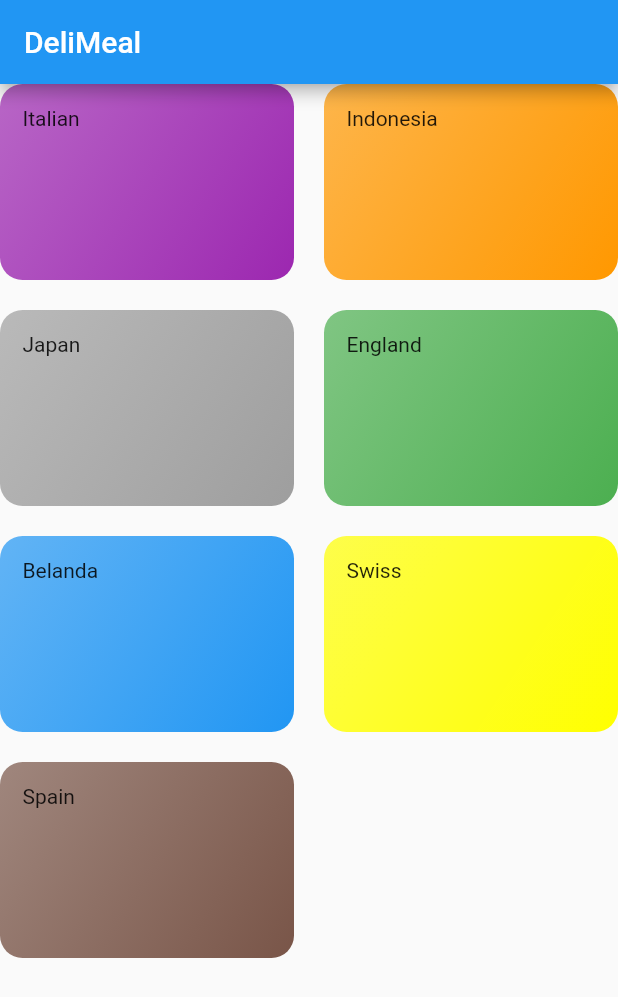
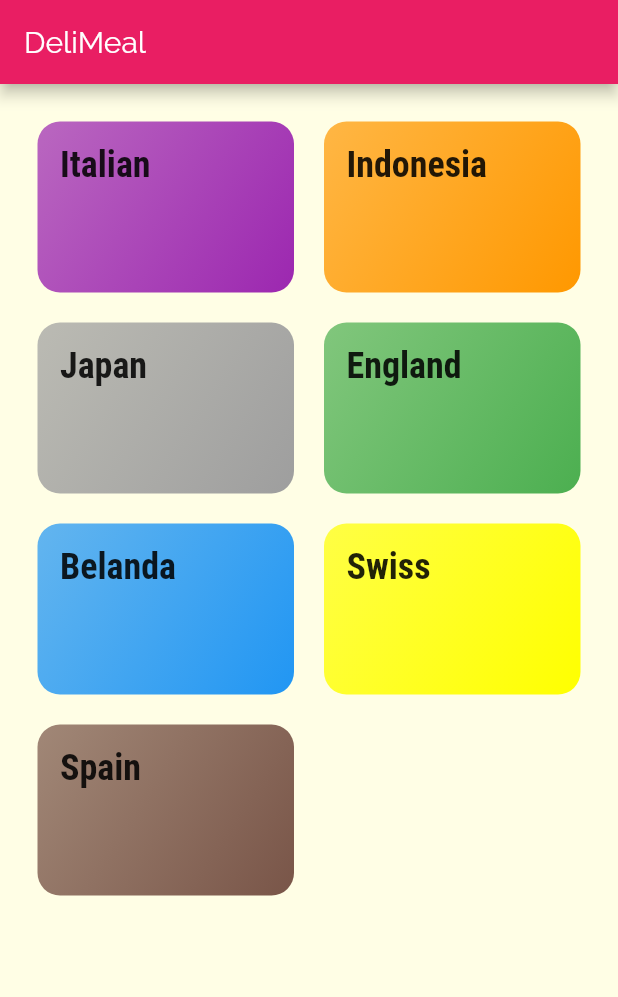
Before and after one commit to fullpagedeveloper/flutter_complete_guide, a Flutter app: the screen it shows after launch, on a phone screen of 412 x 824 dp. Shown: the top 997 px of the screen. Run offline on Flutter 3.47's test engine with Material 2 defaults, Android fonts, the phone set to English and light mode, and no system bars.

Commit message:
Styling and Theming

```diff
--- a/lib/categories_screen.dart
+++ b/lib/categories_screen.dart
@@ -10,6 +10,7 @@ class CategoriesScreen extends StatelessWidget {
         title: Text('DeliMeal'),
       ),
       body: GridView(
+        padding: const EdgeInsets.all(25),
         children: DUMMY_CATEGORIES
             .map((catData) => CategoryItem(catData.title, catData.color))
             .toList(),
--- a/lib/category_item.dart
+++ b/lib/category_item.dart
@@ -10,7 +10,10 @@ class CategoryItem extends StatelessWidget {
   Widget build(BuildContext context) {
     return Container(
       padding: const EdgeInsets.all(15),
-      child: Text(title),
+      child: Text(
+        title,
+        style: Theme.of(context).textTheme.title,
+      ),
       decoration: BoxDecoration(
           gradient: LinearGradient(
             colors: [
--- a/lib/main.dart
+++ b/lib/main.dart
@@ -1,3 +1,5 @@
+import 'dart:ui';
+
 import 'package:flutter/material.dart';
 import './categories_screen.dart';
 
@@ -10,7 +12,23 @@ class MyApp extends StatelessWidget {
     return MaterialApp(
       title: 'DeliMeals',
       theme: ThemeData(
-        primarySwatch: Colors.blue,
+        primarySwatch: Colors.pink,
+        accentColor: Colors.amber,
+        canvasColor: Color.fromRGBO(255, 254, 229, 1),
+        fontFamily: 'Raleway',
+        textTheme: ThemeData.light().textTheme.copyWith(
+              body1: TextStyle(
+                color: Color.fromRGBO(20, 51, 51, 1),
+              ),
+              body2: TextStyle(
+                color: Color.fromRGBO(20, 51, 51, 1),
+              ),
+              title: TextStyle(
+                fontSize: 24,
+                fontFamily: 'RobotoCondensed',
+                fontWeight: FontWeight.bold,
+              ),
+            ),
       ),
       home: CategoriesScreen(),
     );
```
Also changed, not shown: pubspec.yaml (+17 -6 lines), assets/fonts/Raleway-Black.ttf (added), assets/fonts/Raleway-Bold.ttf (added), assets/fonts/Raleway-Regular.ttf (added), assets/fonts/RobotoCondensed-Bold.ttf (added), assets/fonts/RobotoCondensed-Italic.ttf (added), assets/fonts/RobotoCondensed-Light.ttf (added), assets/fonts/RobotoCondensed-Regular.ttf (added).
